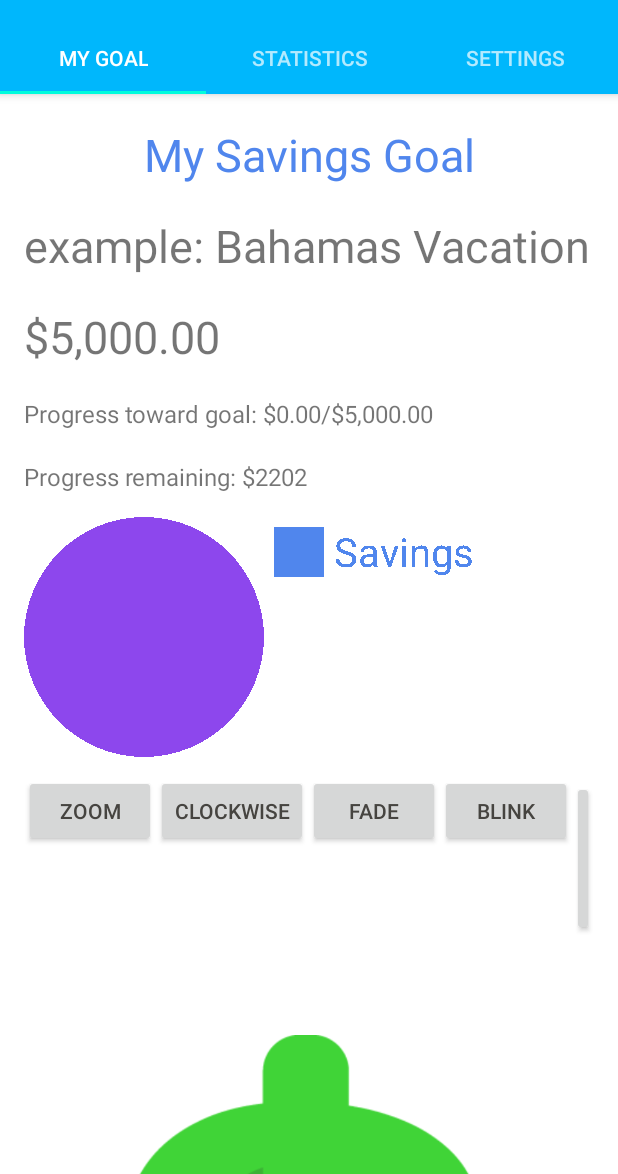
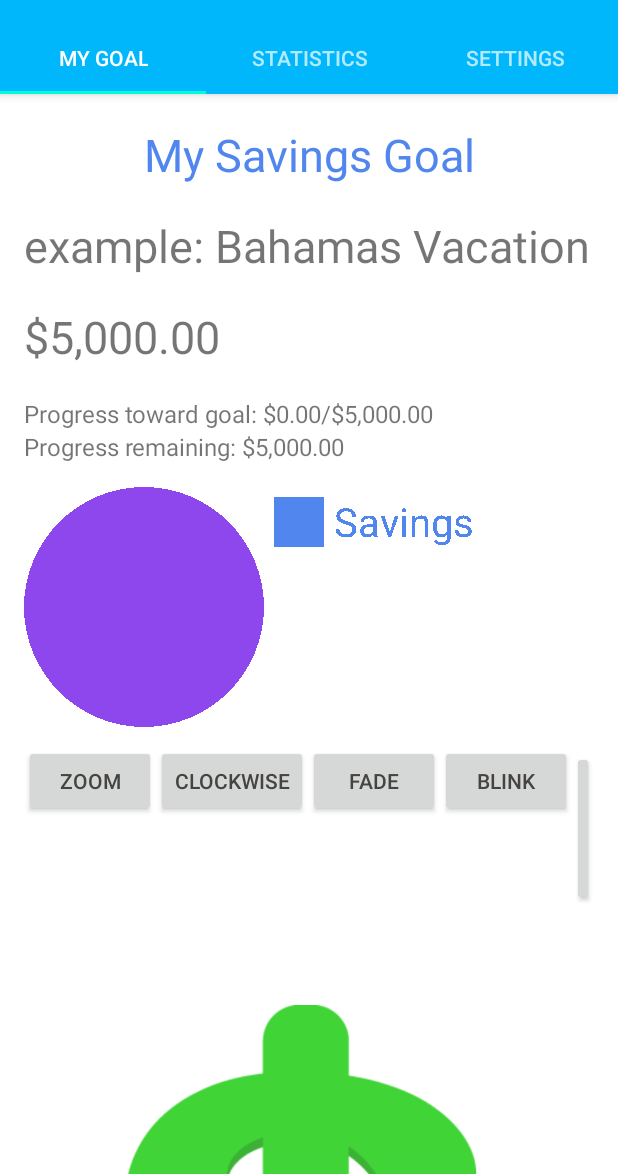
Before and after one commit to AndroidAtelier/lunch-in, an Android app: the screen it shows after launch (MainActivity), on a phone screen of 412 x 824 dp, the part 62-1236 px from its top. Run offline under Robolectric (Android 15) with nearby library versions, the light colour scheme and no system bars; libraries missing offline, so code that uses them is left out: nl.qbusict.cupboard; 4 statements that could not run were skipped.

Commit message:
Show progress remaining on MyGoalFragment

```diff
--- a/app/src/main/java/com/github/androidatelier/lunchin/fragment/MyGoalFragment.java
+++ b/app/src/main/java/com/github/androidatelier/lunchin/fragment/MyGoalFragment.java
@@ -31,6 +31,7 @@ public class MyGoalFragment extends Fragment implements Updateable {
     private LunchInApi mLunchInApi;
 
     private TextView mGoalProgress;
+    private TextView mGoalRemaining;
     private PieChartView mPieChartView;
     ImageView imageView;
 
@@ -38,6 +39,7 @@ public class MyGoalFragment extends Fragment implements Updateable {
     public View onCreateView(LayoutInflater inflater, @Nullable ViewGroup container, @Nullable Bundle savedInstanceState) {
         View v =inflater.inflate(R.layout.fragment_my_goal,container,false);
         mGoalProgress = (TextView) v.findViewById(R.id.fragment_my_goal_progress_gained);
+        mGoalRemaining = (TextView) v.findViewById(R.id.fragment_my_goal_progress_remaining);
         mPieChartView = (PieChartView) v.findViewById(R.id.pie_chart_view);
 
         mSettingsAccess = new SettingsAccess(getActivity());
@@ -132,6 +134,9 @@ public class MyGoalFragment extends Fragment implements Updateable {
         mGoalProgress.setText(getString(R.string.goal_progress,
                 Formatter.formatDoubleToCurrencyUSD(progress),
                 Formatter.formatIntToCurrencyUSD(goal)));
+        mGoalRemaining.setText(getString(R.string.goal_remaining,
+                Formatter.formatDoubleToCurrencyUSD(goal - progress),
+                Formatter.formatIntToCurrencyUSD(goal)));
         mPieChartView.setPercentage(progress * 100 / goal);
     }
 
--- a/app/src/main/res/layout/fragment_my_goal.xml
+++ b/app/src/main/res/layout/fragment_my_goal.xml
@@ -54,9 +54,7 @@
             android:id="@+id/fragment_my_goal_progress_remaining"
             android:layout_width="wrap_content"
             android:layout_height="wrap_content"
-            android:layout_marginTop="20dp"
-            android:text="Progress remaining: $2202"
-            android:textSize="16dp"
+            android:textSize="16sp"
             />
 
         <view
--- a/app/src/main/res/values/strings.xml
+++ b/app/src/main/res/values/strings.xml
@@ -9,6 +9,7 @@
     <string name="button_cancel">CANCEL</string>
 
     <string name="goal_progress">Progress toward goal: %1$s/%2$s</string>
+    <string name="goal_remaining">Progress remaining: %1$s</string>
     <string name="goal_name">Goal Name</string>
     <string name="goal_cost">Goal Cost</string>
     <string name="input_avg_cost_of_lunch">Enter the average cost of lunch</string>
```
